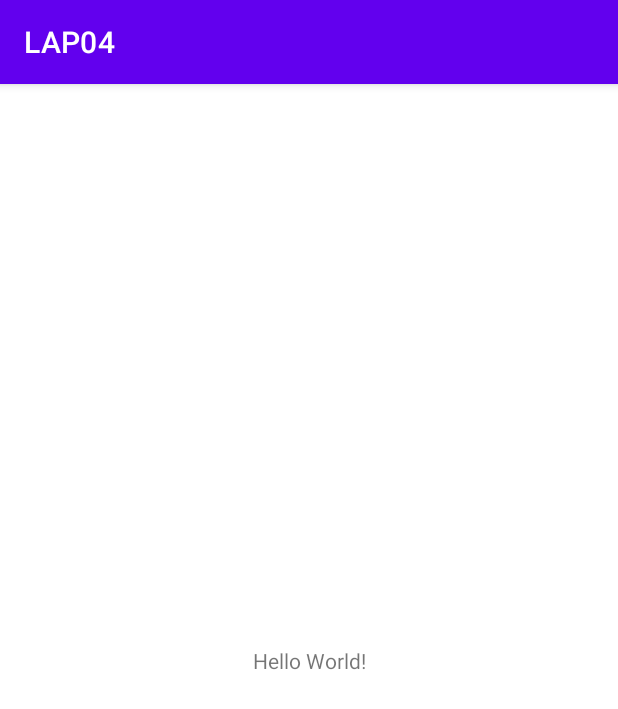
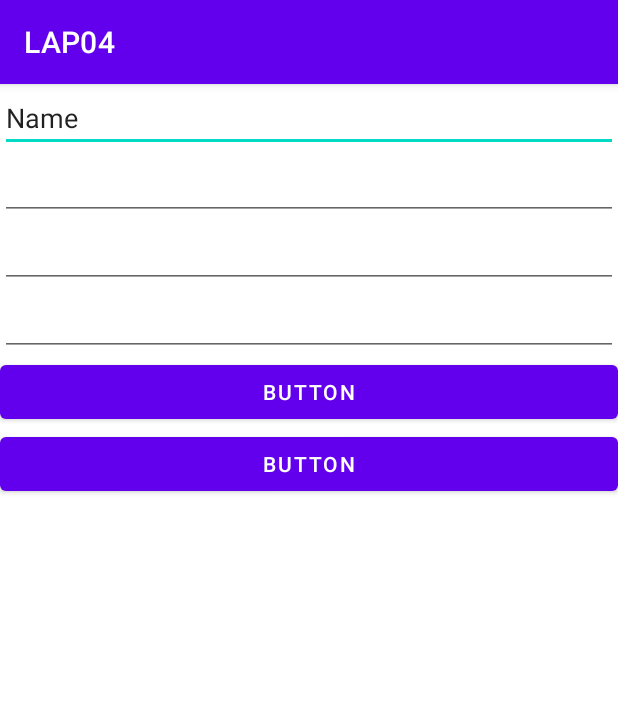
Before and after one commit to IT21176210/LAP04, an Android app: the screen it shows after launch (MainActivity), on a phone screen of 412 x 824 dp. Shown: the top 709 px of the screen. Run offline under Robolectric (Android 15) with nearby library versions, the phone set to English and light mode, and no system bars.

Commit message:
Initial commit

```diff
--- a/app/src/main/res/layout/activity_main.xml
+++ b/app/src/main/res/layout/activity_main.xml
@@ -1,18 +1,51 @@
 <?xml version="1.0" encoding="utf-8"?>
-<androidx.constraintlayout.widget.ConstraintLayout xmlns:android="http://schemas.android.com/apk/res/android"
+<LinearLayout xmlns:android="http://schemas.android.com/apk/res/android"
     xmlns:app="http://schemas.android.com/apk/res-auto"
     xmlns:tools="http://schemas.android.com/tools"
     android:layout_width="match_parent"
     android:layout_height="match_parent"
-    tools:context=".MainActivity">
+    android:orientation="vertical"
+    tools:context=".MainActivity" >
 
-    <TextView
-        android:layout_width="wrap_content"
+    <EditText
+        android:id="@+id/edtName"
+        android:layout_width="match_parent"
         android:layout_height="wrap_content"
-        android:text="Hello World!"
-        app:layout_constraintBottom_toBottomOf="parent"
-        app:layout_constraintEnd_toEndOf="parent"
-        app:layout_constraintStart_toStartOf="parent"
-        app:layout_constraintTop_toTopOf="parent" />
+        android:ems="10"
+        android:hint="@string/edtName"
+        android:inputType="textPersonName"
+        android:text="Name" />
 
-</androidx.constraintlayout.widget.ConstraintLayout>
+    <EditText
+        android:id="@+id/edtEmail"
+        android:layout_width="match_parent"
+        android:layout_height="wrap_content"
+        android:ems="10"
+        android:inputType="textEmailAddress" />
+
+    <EditText
+        android:id="@+id/edtPassword"
+        android:layout_width="match_parent"
+        android:layout_height="wrap_content"
+        android:ems="10"
+        android:inputType="textPassword" />
+
+    <EditText
+        android:id="@+id/edtReTypePassword"
+        android:layout_width="match_parent"
+        android:layout_height="wrap_content"
+        android:ems="10"
+        android:inputType="textPassword" />
+
+    <Button
+        android:id="@+id/btnSubmit"
+        android:layout_width="match_parent"
+        android:layout_height="wrap_content"
+        android:text="Button" />
+
+    <Button
+        android:id="@+id/btnCancel"
+        android:layout_width="match_parent"
+        android:layout_height="wrap_content"
+        android:text="Button" />
+</LinearLayout>
--- a/app/src/main/res/values/strings.xml
+++ b/app/src/main/res/values/strings.xml
@@ -1,3 +1,4 @@
 <resources>
     <string name="app_name">LAP04</string>
+    <string name="edtName">Enter Name</string>
 </resources>
```
